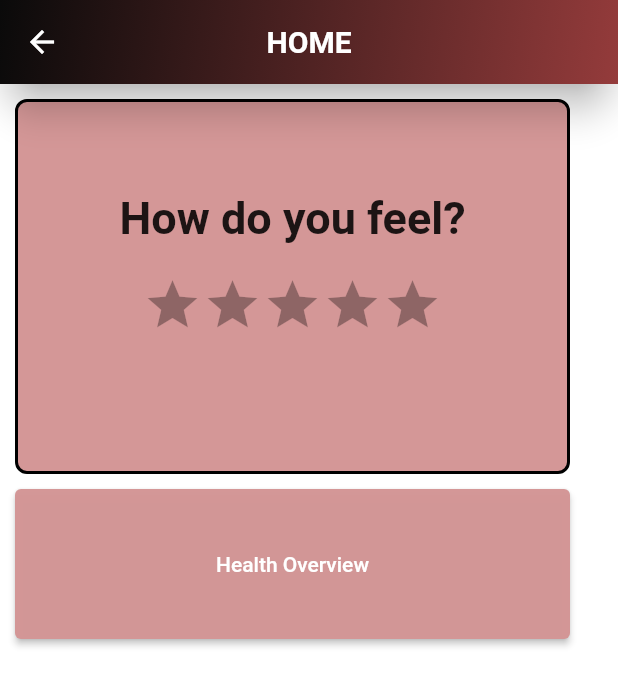
After one commit to azan3050/SIH2023, a Flutter app: the HomeTab screen opened directly, on a phone screen of 412 x 824 dp. The commit adds this screen. Shown: the top 686 px of the screen. Run offline on Flutter 3.47's test engine with Material 2 defaults, Android fonts, the phone set to English and light mode, and no system bars; drawn by our look-alikes of flutter_rating_bar; our stand-ins replace after_layout, firebase_auth, firebase_core, google_fonts, google_nav_bar, introduction_screen and 1 more; accounts and stored records are empty.

Commit message:
changed hut.dart to home_tab.dart

```diff
--- a/lib/home_page.dart
+++ b/lib/home_page.dart
@@ -3,9 +3,9 @@ import 'package:google_nav_bar/google_nav_bar.dart';
 import 'package:new_app/search.dart';
 import 'package:new_app/settings_page.dart';
 import 'alexaaa.dart';
-import 'hut.dart';
+import 'home_tab.dart';
 
-class HomePage extends StatefulWidget{
+class HomePage extends StatefulWidget {
   HomePage({super.key});
 
   @override
@@ -13,11 +13,10 @@ class HomePage extends StatefulWidget{
 }
 
 class _HomePageState extends State<HomePage> {
-
   int _page = 0;
 
   static List<Widget> _widgetOptions = <Widget>[
-    Hut(),
+    HomeTab(),
     Find(),
     AI(),
     Settings(),
@@ -32,8 +31,8 @@ class _HomePageState extends State<HomePage> {
       ),
       bottomNavigationBar: Padding(
         padding: EdgeInsets.symmetric(
-            horizontal: 15,
-            vertical: 5,
+          horizontal: 15,
+          vertical: 5,
         ),
         child: GNav(
           backgroundColor: Colors.transparent,
@@ -42,20 +41,32 @@ class _HomePageState extends State<HomePage> {
           tabBackgroundColor: Color.fromRGBO(148, 59, 59, 1.0),
           gap: 10,
           selectedIndex: _page,
-          onTabChange: (index){
+          onTabChange: (index) {
             setState(() {
               _page = index;
             });
           },
           padding: EdgeInsets.all(12),
           tabs: [
-          GButton(icon: Icons.home_filled, text: 'Home',),
-          GButton(icon: Icons.search_sharp, text: 'Find',),
-          GButton(icon: Icons.mic, text: 'Ask AI',),
-          GButton(icon: Icons.settings, text: 'Setting',),
-        ],),
+            GButton(
+              icon: Icons.home_filled,
+              text: 'Home',
+            ),
+            GButton(
+              icon: Icons.search_sharp,
+              text: 'Find',
+            ),
+            GButton(
+              icon: Icons.mic,
+              text: 'Ask AI',
+            ),
+            GButton(
+              icon: Icons.settings,
+              text: 'Setting',
+            ),
+          ],
+        ),
       ),
     );
   }
-
 }
--- /dev/null
+++ b/lib/home_tab.dart
@@ -0,0 +1,96 @@
+import 'package:flutter/material.dart';
+import 'package:flutter_rating_bar/flutter_rating_bar.dart';
+import 'package:new_app/healthOverview.dart';
+
+class HomeTab extends StatefulWidget {
+  const HomeTab({Key? key}) : super(key: key);
+
+  @override
+  State<HomeTab> createState() => _HomeTabState();
+}
+
+class _HomeTabState extends State<HomeTab> {
+  double rating = 0;
+  @override
+  Widget build(BuildContext context) {
+    return Scaffold(
+      backgroundColor: Colors.white,
+      appBar: AppBar(
+          centerTitle: true,
+          elevation: 10,
+          shape: RoundedRectangleBorder(
+            borderRadius: BorderRadius.only(
+                bottomRight: Radius.circular(30),
+                bottomLeft: Radius.circular(30)),
+          ),
+          title: Text(
+            'HOME',
+            style: TextStyle(
+              fontWeight: FontWeight.bold,
+            ),
+          ),
+          flexibleSpace: Container(
+            decoration: BoxDecoration(
+                gradient: LinearGradient(
+              colors: [
+                Color.fromRGBO(148, 59, 59, 1.0),
+                Color.fromRGBO(10, 10, 10, 1.0)
+              ],
+              begin: Alignment.bottomRight,
+              end: Alignment.topLeft,
+            )),
+          )),
+      body: Column(
+        mainAxisAlignment: MainAxisAlignment.start,
+        children: [
+          Container(
+            alignment: Alignment.center,
+            margin: EdgeInsets.all(10),
+            width: 370,
+            height: 250,
+            decoration: BoxDecoration(
+              color: Color.fromRGBO(211, 149, 149, 0.9803921568627451),
+              borderRadius: BorderRadius.circular(8),
+              border: Border.all(width: 2, color: Colors.black),
+            ),
+            child: Padding(
+              padding: EdgeInsets.symmetric(vertical: 60),
+              child: Column(
+                children: [
+                  Text(
+                    'How do you feel?',
+                    style: TextStyle(
+                      fontWeight: FontWeight.bold,
+                      fontSize: 30,
+                    ),
+                  ),
+                  SizedBox(
+                    height: 20,
+                  ),
+                  RatingBar.builder(
+                      minRating: 1,
+                      updateOnDrag: true,
+                      itemBuilder: (context, _) => Icon(Icons.star),
+                      onRatingUpdate: (rating) => setState(() {
+                            this.rating = rating;
+                          })),
+                ],
+              ),
+            ),
+          ),
+          SizedBox(
+            height: 100,
+            width: 370,
+            child: ElevatedButton(
+              style: ElevatedButton.styleFrom(
+                primary: Color.fromRGBO(211, 149, 149, 0.9803921568627451),
+              ),
+              onPressed: () => HealthOverview(),
+              child: Text('Health Overview'),
+            ),
+          )
+        ],
+      ),
+    );
+  }
+}
```
